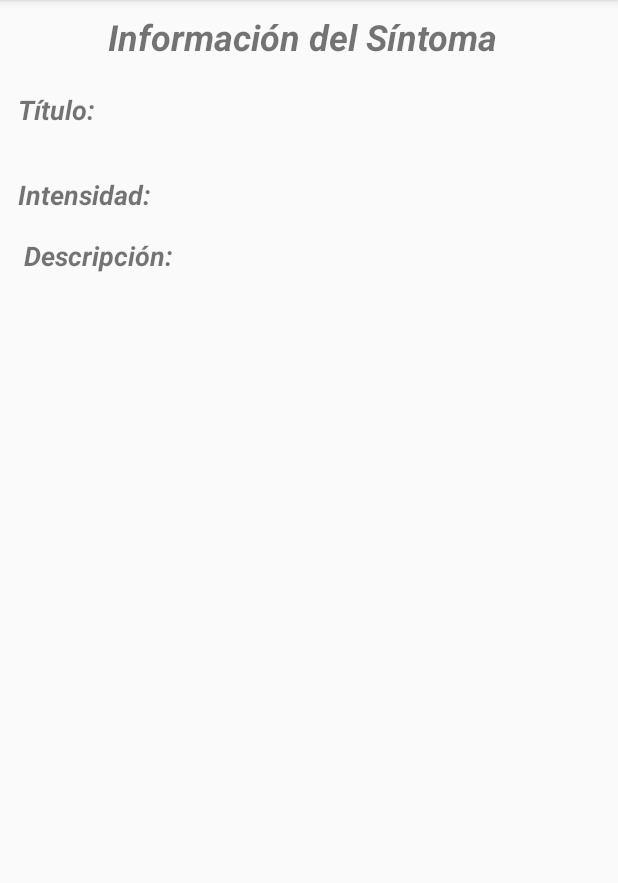
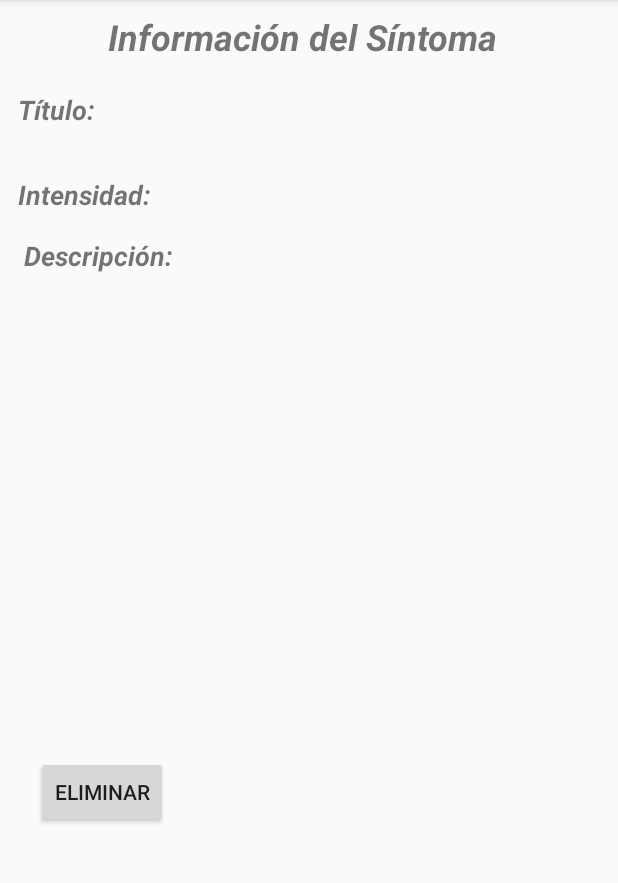
Before and after one commit to alucardthefish/my-symptom-app, an Android app: the SeeSymptomActivity screen opened directly, with no data from a screen before it, on a phone screen of 412 x 824 dp, the part 84-967 px from its top. Run offline under Robolectric (Android 15) with nearby library versions, the phone set to English and light mode, and no system bars; our stand-ins replace Firebase (no records; nobody signed in at launch, a user with empty details on screens opened directly).

Commit message:
implement the deletion of symptoms records

```diff
--- a/app/src/main/java/com/sop/firebasech2/addOccurenceActivity.java
+++ b/app/src/main/java/com/sop/firebasech2/addOccurenceActivity.java
@@ -86,7 +86,7 @@ public class addOccurenceActivity extends AppCompatActivity {
                         }
                     });
                 } else {
-                    Toast.makeText(addOccurenceActivity.this, "El campo titulo no puede ser vacio", Toast.LENGTH_LONG).show();
+                    Toast.makeText(addOccurenceActivity.this, "Los campos titulo y descripción no pueden estar vacios", Toast.LENGTH_LONG).show();
                 }
             }
         });
@@ -102,6 +102,7 @@ public class addOccurenceActivity extends AppCompatActivity {
 
     public boolean validateOccurence(){
         String title = et_occurence_title.getText().toString();
-        return !title.isEmpty();
+        String desc = et_description.getText().toString();
+        return !title.isEmpty() && !desc.isEmpty();
     }
 }
--- a/app/src/main/res/layout/activity_see_symptom.xml
+++ b/app/src/main/res/layout/activity_see_symptom.xml
@@ -95,4 +95,15 @@
         app:layout_constraintHorizontal_bias="0.0"
         app:layout_constraintStart_toStartOf="parent"
         app:layout_constraintTop_toBottomOf="@+id/textViewDesc" />
+
+    <Button
+        android:id="@+id/buttonDeleteSymptom"
+        android:layout_width="wrap_content"
+        android:layout_height="wrap_content"
+        android:layout_marginStart="24dp"
+        android:layout_marginLeft="24dp"
+        android:layout_marginTop="16dp"
+        android:text="@string/btn_delete"
+        app:layout_constraintStart_toStartOf="parent"
+        app:layout_constraintTop_toBottomOf="@+id/textViewForDesc" />
 </android.support.constraint.ConstraintLayout>
--- a/app/src/main/res/values/strings.xml
+++ b/app/src/main/res/values/strings.xml
@@ -7,8 +7,8 @@
     <string name="bt_signout">Cerrar Sesión</string>
     <string name="btn_login">Iniciar Sesión</string>
     <string name="btn_tologin">Ya Tengo Cuenta</string>
-    <string name="btn_toaddoccurence">Agregar Ocurrencia</string>
-    <string name="btn_tolistoccurencesview">Ver Ocurrencias</string>
+    <string name="btn_toaddoccurence">Agregar Síntoma</string>
+    <string name="btn_tolistoccurencesview">Mis Síntomas</string>
     <string name="tv_addOccurence">Describe el padecimiento que estás experimentando</string>
     <string name="hint_et_title">Breve titulo</string>
     <string name="hint_et_desc">Descripción (opcional)</string>
@@ -29,4 +29,5 @@
     <string name="et_desc">Descripción:</string>
     <string name="et_intensity">Intensidad:</string>
     <string name="et_datetime">Fecha:</string>
+    <string name="btn_delete">Eliminar</string>
 </resources>
```
Also changed, not shown: app/src/main/java/com/sop/firebasech2/ListSymptomsActivity.java (+7 -3 lines), app/src/main/java/com/sop/firebasech2/SeeSymptomActivity.java (+72 -0 lines).
